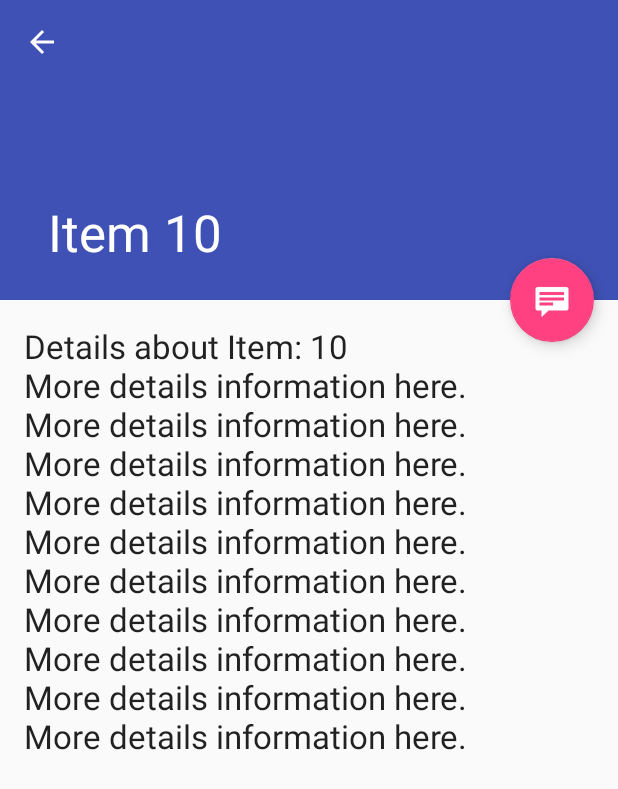
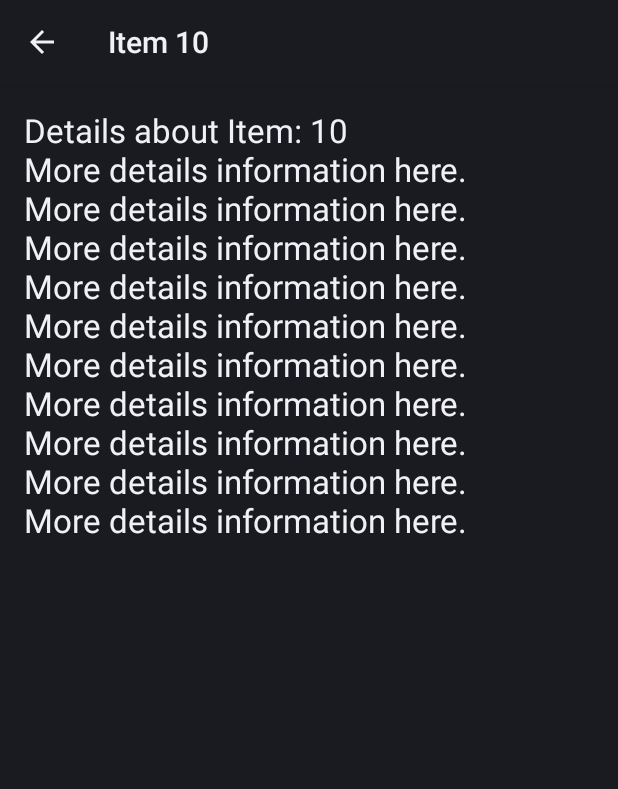
Before and after one commit to pnemonic78/RemoveDuplicates, an Android app: the screen it shows after launch (ItemDetailActivity), after a tap on "10", on a phone screen of 412 x 824 dp. Shown: the top 789 px of the screen. Run offline under Robolectric (Android 15) with nearby library versions, the phone set to English and light mode, and no system bars; 1 other tap on this screen came first.

Commit message:
too much support.

```diff
--- a/android/app/build.gradle
+++ b/android/app/build.gradle
@@ -35,12 +35,6 @@ android {
 
 dependencies {
     compile fileTree(dir: 'libs', include: ['*.jar'])
-    androidTestCompile('com.android.support.test.espresso:espresso-core:2.2.2', {
-        exclude group: 'com.android.support', module: 'support-annotations'
-    })
-    compile 'com.android.support:appcompat-v7:25.0.1'
-    compile 'com.android.support:support-v4:25.0.1'
     compile 'com.android.support:recyclerview-v7:25.0.1'
-    compile 'com.android.support:design:25.0.1'
     testCompile 'junit:junit:4.12'
 }
--- a/android/app/src/main/java/com/github/android/removeduplicates/ItemDetailActivity.java
+++ b/android/app/src/main/java/com/github/android/removeduplicates/ItemDetailActivity.java
@@ -1,15 +1,8 @@
 package com.github.android.removeduplicates;
 
-import android.content.Intent;
+import android.app.ActionBar;
+import android.app.Activity;
 import android.os.Bundle;
-import android.support.design.widget.FloatingActionButton;
-import android.support.design.widget.Snackbar;
-import android.support.v7.widget.Toolbar;
-import android.view.View;
-import android.support.v7.app.AppCompatActivity;
-import android.support.v7.app.ActionBar;
-import android.support.v4.app.NavUtils;
-import android.view.MenuItem;
 
 /**
  * An activity representing a single Item detail screen. This
@@ -17,26 +10,15 @@ import android.view.MenuItem;
  * item details are presented side-by-side with a list of items
  * in a {@link ItemListActivity}.
  */
-public class ItemDetailActivity extends AppCompatActivity {
+public class ItemDetailActivity extends Activity {
 
     @Override
     protected void onCreate(Bundle savedInstanceState) {
         super.onCreate(savedInstanceState);
         setContentView(R.layout.activity_item_detail);
-        Toolbar toolbar = (Toolbar) findViewById(R.id.detail_toolbar);
-        setSupportActionBar(toolbar);
-
-        FloatingActionButton fab = (FloatingActionButton) findViewById(R.id.fab);
-        fab.setOnClickListener(new View.OnClickListener() {
-            @Override
-            public void onClick(View view) {
-                Snackbar.make(view, "Replace with your own detail action", Snackbar.LENGTH_LONG)
-                        .setAction("Action", null).show();
-            }
-        });
 
         // Show the Up button in the action bar.
-        ActionBar actionBar = getSupportActionBar();
+        ActionBar actionBar = getActionBar();
         if (actionBar != null) {
             actionBar.setDisplayHomeAsUpEnabled(true);
         }
@@ -58,26 +40,26 @@ public class ItemDetailActivity extends AppCompatActivity {
                     getIntent().getStringExtra(ItemDetailFragment.ARG_ITEM_ID));
             ItemDetailFragment fragment = new ItemDetailFragment();
             fragment.setArguments(arguments);
-            getSupportFragmentManager().beginTransaction()
+            getFragmentManager().beginTransaction()
                     .add(R.id.item_detail_container, fragment)
                     .commit();
         }
     }
 
-    @Override
-    public boolean onOptionsItemSelected(MenuItem item) {
-        int id = item.getItemId();
-        if (id == android.R.id.home) {
-            // This ID represents the Home or Up button. In the case of this
-            // activity, the Up button is shown. Use NavUtils to allow users
-            // to navigate up one level in the application structure. For
-            // more details, see the Navigation pattern on Android Design:
-            //
-            // http://developer.android.com/design/patterns/navigation.html#up-vs-back
-            //
-            NavUtils.navigateUpTo(this, new Intent(this, ItemListActivity.class));
-            return true;
-        }
-        return super.onOptionsItemSelected(item);
-    }
+//    @Override
+//    public boolean onOptionsItemSelected(MenuItem item) {
+//        int id = item.getItemId();
+//        if (id == android.R.id.home) {
+//            // This ID represents the Home or Up button. In the case of this
+//            // activity, the Up button is shown. Use NavUtils to allow users
+//            // to navigate up one level in the application structure. For
+//            // more details, see the Navigation pattern on Android Design:
+//            //
+//            // http://developer.android.com/design/patterns/navigation.html#up-vs-back
+//            //
+//            NavUtils.navigateUpTo(this, new Intent(this, ItemListActivity.class));
+//            return true;
+//        }
+//        return super.onOptionsItemSelected(item);
+//    }
 }
--- a/android/app/src/main/java/com/github/android/removeduplicates/ItemDetailFragment.java
+++ b/android/app/src/main/java/com/github/android/removeduplicates/ItemDetailFragment.java
@@ -1,9 +1,8 @@
 package com.github.android.removeduplicates;
 
 import android.app.Activity;
-import android.support.design.widget.CollapsingToolbarLayout;
+import android.app.Fragment;
 import android.os.Bundle;
-import android.support.v4.app.Fragment;
 import android.view.LayoutInflater;
 import android.view.View;
 import android.view.ViewGroup;
@@ -46,11 +45,8 @@ public class ItemDetailFragment extends Fragment {
             // to load content from a content provider.
             mItem = DummyContent.ITEM_MAP.get(getArguments().getString(ARG_ITEM_ID));
 
-            Activity activity = this.getActivity();
-            CollapsingToolbarLayout appBarLayout = (CollapsingToolbarLayout) activity.findViewById(R.id.toolbar_layout);
-            if (appBarLayout != null) {
-                appBarLayout.setTitle(mItem.content);
-            }
+            Activity activity = getActivity();
+            activity.setTitle(mItem.content);
         }
     }
 
--- a/android/app/src/main/java/com/github/android/removeduplicates/ItemListActivity.java
+++ b/android/app/src/main/java/com/github/android/removeduplicates/ItemListActivity.java
@@ -1,19 +1,15 @@
 package com.github.android.removeduplicates;
 
+import android.app.Activity;
 import android.content.Context;
 import android.content.Intent;
 import android.os.Bundle;
 import android.support.annotation.NonNull;
-import android.support.v7.app.AppCompatActivity;
 import android.support.v7.widget.RecyclerView;
-import android.support.v7.widget.Toolbar;
-import android.support.design.widget.FloatingActionButton;
-import android.support.design.widget.Snackbar;
 import android.view.LayoutInflater;
 import android.view.View;
 import android.view.ViewGroup;
 import android.widget.TextView;
-
 
 import com.github.android.removeduplicates.dummy.DummyContent;
 
@@ -27,7 +23,7 @@ import java.util.List;
  * item details. On tablets, the activity presents the list of items and
  * item details side-by-side using two vertical panes.
  */
-public class ItemListActivity extends AppCompatActivity {
+public class ItemListActivity extends Activity {
 
     /**
      * Whether or not the activity is in two-pane mode, i.e. running on a tablet
@@ -39,19 +35,6 @@ public class ItemListActivity extends AppCompatActivity {
     protected void onCreate(Bundle savedInstanceState) {
         super.onCreate(savedInstanceState);
         setContentView(R.layout.activity_item_list);
-
-        Toolbar toolbar = (Toolbar) findViewById(R.id.toolbar);
-        setSupportActionBar(toolbar);
-        toolbar.setTitle(getTitle());
-
-        FloatingActionButton fab = (FloatingActionButton) findViewById(R.id.fab);
-        fab.setOnClickListener(new View.OnClickListener() {
-            @Override
-            public void onClick(View view) {
-                Snackbar.make(view, "Replace with your own action", Snackbar.LENGTH_LONG)
-                        .setAction("Action", null).show();
-            }
-        });
 
         View recyclerView = findViewById(R.id.item_list);
         assert recyclerView != null;
@@ -81,8 +64,7 @@ public class ItemListActivity extends AppCompatActivity {
 
         @Override
         public ViewHolder onCreateViewHolder(ViewGroup parent, int viewType) {
-            View view = LayoutInflater.from(parent.getContext())
-                    .inflate(R.layout.item_list_content, parent, false);
+            View view = LayoutInflater.from(parent.getContext()).inflate(R.layout.item_list_content, parent, false);
             return new ViewHolder(view);
         }
 
@@ -100,7 +82,7 @@ public class ItemListActivity extends AppCompatActivity {
                         arguments.putString(ItemDetailFragment.ARG_ITEM_ID, holder.mItem.id);
                         ItemDetailFragment fragment = new ItemDetailFragment();
                         fragment.setArguments(arguments);
-                        getSupportFragmentManager().beginTransaction()
+                        getFragmentManager().beginTransaction()
                                 .replace(R.id.item_detail_container, fragment)
                                 .commit();
                     } else {
--- a/android/app/src/main/res/layout-w900dp/item_list.xml
+++ b/android/app/src/main/res/layout-sw600dp/item_list.xml
@@ -17,8 +17,7 @@
 
     -->
 
-    <android.support.v7.widget.RecyclerView xmlns:android="http://schemas.android.com/apk/res/android"
-        xmlns:tools="http://schemas.android.com/tools"
+    <android.support.v7.widget.RecyclerView
         android:id="@+id/item_list"
         android:name="com.github.android.removeduplicates.ItemListFragment"
         android:layout_width="@dimen/item_width"
--- a/android/app/src/main/res/layout/activity_item_detail.xml
+++ b/android/app/src/main/res/layout/activity_item_detail.xml
@@ -1,53 +1,4 @@
-<android.support.design.widget.CoordinatorLayout xmlns:android="http://schemas.android.com/apk/res/android"
-    xmlns:app="http://schemas.android.com/apk/res-auto"
-    xmlns:tools="http://schemas.android.com/tools"
+<ScrollView xmlns:android="http://schemas.android.com/apk/res/android"
+    android:id="@+id/item_detail_container"
     android:layout_width="match_parent"
-    android:layout_height="match_parent"
-    android:fitsSystemWindows="true"
-    tools:context="com.github.android.removeduplicates.ItemDetailActivity"
-    tools:ignore="MergeRootFrame">
-
-    <android.support.design.widget.AppBarLayout
-        android:id="@+id/app_bar"
-        android:layout_width="match_parent"
-        android:layout_height="@dimen/app_bar_height"
-        android:fitsSystemWindows="true"
-        android:theme="@style/ThemeOverlay.AppCompat.Dark.ActionBar">
-
-        <android.support.design.widget.CollapsingToolbarLayout
-            android:id="@+id/toolbar_layout"
-            android:layout_width="match_parent"
-            android:layout_height="match_parent"
-            android:fitsSystemWindows="true"
-            app:contentScrim="?attr/colorPrimary"
-            app:layout_scrollFlags="scroll|exitUntilCollapsed"
-            app:toolbarId="@+id/toolbar">
-
-            <android.support.v7.widget.Toolbar
-                android:id="@+id/detail_toolbar"
-                android:layout_width="match_parent"
-                android:layout_height="?attr/actionBarSize"
-                app:layout_collapseMode="pin"
-                app:popupTheme="@style/ThemeOverlay.AppCompat.Light" />
-
-        </android.support.design.widget.CollapsingToolbarLayout>
-
-    </android.support.design.widget.AppBarLayout>
-
-    <android.support.v4.widget.NestedScrollView
-        android:id="@+id/item_detail_container"
-        android:layout_width="match_parent"
-        android:layout_height="match_parent"
-        app:layout_behavior="@string/appbar_scrolling_view_behavior" />
-
-    <android.support.design.widget.FloatingActionButton
-        android:id="@+id/fab"
-        android:layout_width="wrap_content"
-        android:layout_height="wrap_content"
-        android:layout_gravity="center_vertical|start"
-        android:layout_margin="@dimen/fab_margin"
-        app:layout_anchor="@+id/item_detail_container"
-        app:layout_anchorGravity="top|end"
-        app:srcCompat="@android:drawable/stat_notify_chat" />
-
-</android.support.design.widget.CoordinatorLayout>
+    android:layout_height="match_parent" />
--- a/android/app/src/main/res/layout/item_detail.xml
+++ b/android/app/src/main/res/layout/item_detail.xml
@@ -1,3 +1,4 @@
+<?xml version="1.0" encoding="utf-8"?>
 <TextView xmlns:android="http://schemas.android.com/apk/res/android"
     xmlns:tools="http://schemas.android.com/tools"
     android:id="@+id/item_detail"
--- a/android/app/src/main/res/layout/item_list_content.xml
+++ b/android/app/src/main/res/layout/item_list_content.xml
@@ -9,12 +9,12 @@
         android:layout_width="wrap_content"
         android:layout_height="wrap_content"
         android:layout_margin="@dimen/text_margin"
-        android:textAppearance="?attr/textAppearanceListItem" />
+        android:textAppearance="?android:attr/textAppearanceListItem" />
 
     <TextView
         android:id="@+id/content"
         android:layout_width="wrap_content"
         android:layout_height="wrap_content"
         android:layout_margin="@dimen/text_margin"
-        android:textAppearance="?attr/textAppearanceListItem" />
+        android:textAppearance="?android:attr/textAppearanceListItem" />
 </LinearLayout>
--- a/android/app/src/main/res/values-v21/styles.xml
+++ b/android/app/src/main/res/values-v21/styles.xml
@@ -1,9 +1,3 @@
 <resources>
 
-    <style name="AppTheme.NoActionBar">
-        <item name="windowActionBar">false</item>
-        <item name="windowNoTitle">true</item>
-        <item name="android:windowDrawsSystemBarBackgrounds">true</item>
-        <item name="android:statusBarColor">@android:color/transparent</item>
-    </style>
 </resources>
--- a/android/app/src/main/res/values/styles.xml
+++ b/android/app/src/main/res/values/styles.xml
@@ -1,20 +1,10 @@
 <resources>
 
     <!-- Base application theme. -->
-    <style name="AppTheme" parent="Theme.AppCompat.Light.DarkActionBar">
-        <!-- Customize your theme here. -->
-        <item name="colorPrimary">@color/colorPrimary</item>
+    <style name="Theme.Duplicates" parent="android:Theme.DeviceDefault">
+        <!--item name="colorPrimary">@color/colorPrimary</item>
         <item name="colorPrimaryDark">@color/colorPrimaryDark</item>
-        <item name="colorAccent">@color/colorAccent</item>
+        <item name="colorAccent">@color/colorAccent</item-->
     </style>
 
-    <style name="AppTheme.NoActionBar">
-        <item name="windowActionBar">false</item>
-        <item name="windowNoTitle">true</item>
-    </style>
-
-    <style name="AppTheme.AppBarOverlay" parent="ThemeOverlay.AppCompat.Dark.ActionBar" />
-
-    <style name="AppTheme.PopupOverlay" parent="ThemeOverlay.AppCompat.Light" />
-
 </resources>
```
Also changed, not shown: android/app/src/main/AndroidManifest.xml (+3 -5 lines), android/app/src/main/res/layout/activity_item_list.xml (+5 -39 lines), 1 other file.
